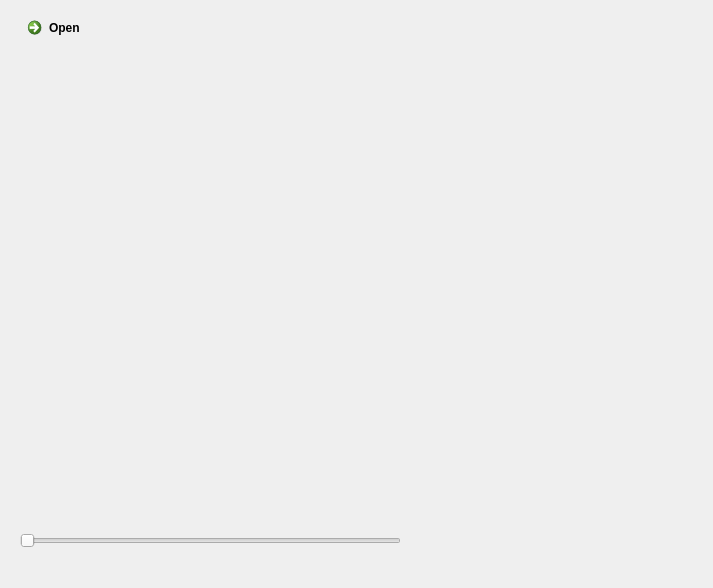
Qt form VTK_GUI_Qt.ui (yuliiahrabar/VTK_GUI) before a commit.
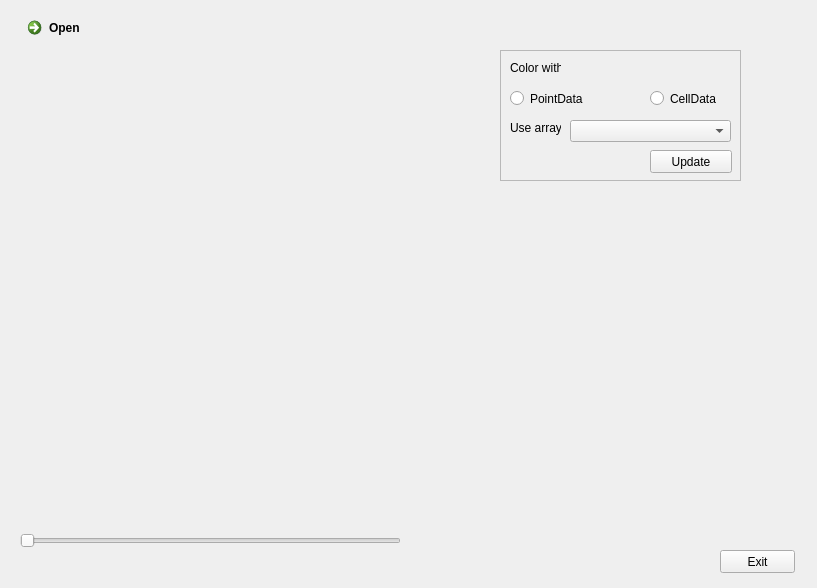
The same form after that commit. Icons and pictures are not drawn. Custom widgets are drawn as their Qt base class.

Commit message: Added coloring on form

Diff of the .ui file:
```diff
--- a/VTK_GUI_Qt.ui
+++ b/VTK_GUI_Qt.ui
@@ -6,7 +6,7 @@
    <rect>
     <x>0</x>
     <y>0</y>
-    <width>713</width>
+    <width>817</width>
     <height>588</height>
    </rect>
   </property>
@@ -60,6 +60,110 @@
      <enum>Qt::Horizontal</enum>
     </property>
    </widget>
+   <widget class="QFrame" name="frame">
+    <property name="geometry">
+     <rect>
+      <x>500</x>
+      <y>50</y>
+      <width>241</width>
+      <height>131</height>
+     </rect>
+    </property>
+    <property name="frameShape">
+     <enum>QFrame::StyledPanel</enum>
+    </property>
+    <property name="frameShadow">
+     <enum>QFrame::Raised</enum>
+    </property>
+    <widget class="QRadioButton" name="radioButton_2">
+     <property name="geometry">
+      <rect>
+       <x>150</x>
+       <y>40</y>
+       <width>82</width>
+       <height>17</height>
+      </rect>
+     </property>
+     <property name="text">
+      <string>CellData</string>
+     </property>
+    </widget>
+    <widget class="QRadioButton" name="radioButton">
+     <property name="geometry">
+      <rect>
+       <x>10</x>
+       <y>40</y>
+       <width>82</width>
+       <height>17</height>
+      </rect>
+     </property>
+     <property name="text">
+      <string>PointData</string>
+     </property>
+    </widget>
+    <widget class="QLabel" name="label">
+     <property name="geometry">
+      <rect>
+       <x>10</x>
+       <y>10</y>
+       <width>51</width>
+       <height>16</height>
+      </rect>
+     </property>
+     <property name="text">
+      <string>Color with: </string>
+     </property>
+    </widget>
+    <widget class="QComboBox" name="comboBox">
+     <property name="geometry">
+      <rect>
+       <x>70</x>
+       <y>70</y>
+       <width>161</width>
+       <height>22</height>
+      </rect>
+     </property>
+    </widget>
+    <widget class="QLabel" name="label_2">
+     <property name="geometry">
+      <rect>
+       <x>10</x>
+       <y>70</y>
+       <width>51</width>
+       <height>16</height>
+      </rect>
+     </property>
+     <property name="text">
+      <string>Use array:</string>
+     </property>
+    </widget>
+    <widget class="QPushButton" name="updateButton">
+     <property name="geometry">
+      <rect>
+       <x>150</x>
+       <y>100</y>
+       <width>82</width>
+       <height>23</height>
+      </rect>
+     </property>
+     <property name="text">
+      <string>Update</string>
+     </property>
+    </widget>
+   </widget>
+   <widget class="QPushButton" name="ExitButton">
+    <property name="geometry">
+     <rect>
+      <x>720</x>
+      <y>550</y>
+      <width>75</width>
+      <height>23</height>
+     </rect>
+    </property>
+    <property name="text">
+     <string>Exit</string>
+    </property>
+   </widget>
   </widget>
   <action name="actionOpenFile">
    <property name="enabled">
```
The commit also changes 2 other files.
